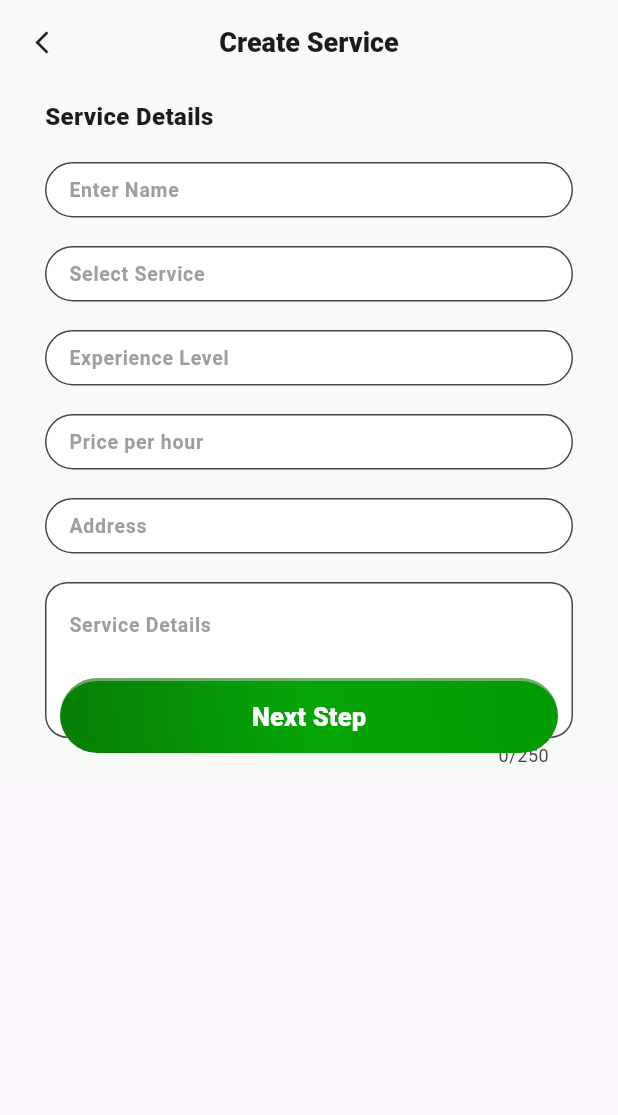
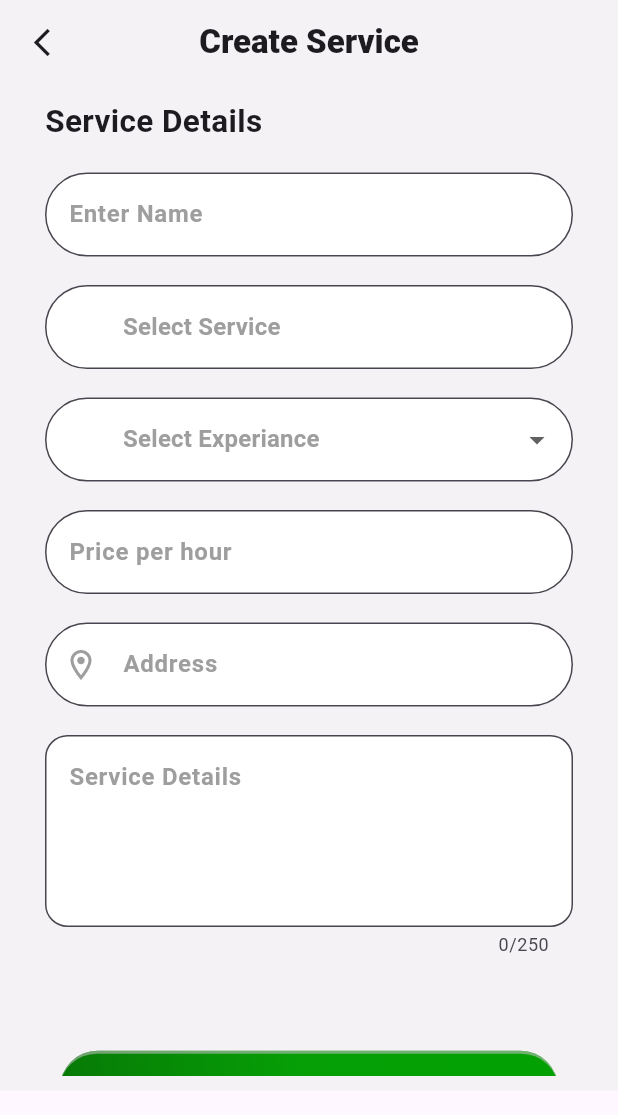
Before and after one commit to wasaamsagheer63/Services-registeration, a Flutter app: the screen it shows after launch, after a tap on the "arrow back ios new" icon, on a phone screen of 412 x 824 dp. Shown: the top 1115 px of the screen. Run offline on Flutter 3.47's test engine with Material 3 defaults, Android fonts, the light colour scheme and no system bars; our stand-ins replace flutter_map, geolocator, get, latlong2; statements that could not run were skipped.

Commit message:
form improvment

```diff
--- /dev/null
+++ b/lib/dependencies/service_detail_bindings.dart
@@ -0,0 +1,12 @@
+import 'package:get/get.dart';
+
+import '../repositories/user_info_repo.dart';
+import '../view_models/service_detail_filing_form_viewmodel.dart';
+import '../view_models/services_viewmodel.dart';
+
+class ServicesDetailBinding extends Bindings{
+  void dependencies(){
+    Get.put(UserInfoRepo());
+    Get.put(ServiceDetailViewModel());
+  }
+}
--- a/lib/main.dart
+++ b/lib/main.dart
@@ -3,6 +3,8 @@ import 'package:get/get.dart';
 import 'package:service_registeration/dependencies/services_binding.dart';
 import 'package:service_registeration/views/my_services.dart';
 import 'package:service_registeration/views/registration_data/service_detail_filling_form.dart';
+
+import 'dependencies/service_detail_bindings.dart';
 
 void main() {
   runApp(const MyApp());
@@ -14,10 +16,18 @@ class MyApp extends StatelessWidget {
   @override
   Widget build(BuildContext context) {
     return GetMaterialApp(
-debugShowCheckedModeBanner: false,
+      debugShowCheckedModeBanner: false,
       getPages: [
-        GetPage(name:"/services", page:()=>MyServices(),binding: ServicesBinding()),
-        GetPage(name:"/create_services", page:()=>CreateService()),
+        GetPage(
+          name: "/services",
+          page: () => MyServices(),
+          binding: ServicesBinding(),
+        ),
+        GetPage(
+          name: "/create_services",
+          page: () => CreateService(),
+          binding: ServicesDetailBinding(),
+        ),
       ],
       initialRoute: "/create_services",
     );
--- a/lib/models/user_info.dart
+++ b/lib/models/user_info.dart
@@ -1,5 +1,5 @@
 class UserInfo {
-  int id;
+
   String name;
   String service;
   String experienceLevel;
@@ -8,7 +8,6 @@ class UserInfo {
   String detail;
 
   UserInfo(
-    this.id,
     this.name,
     this.service,
     this.experienceLevel,
@@ -19,7 +18,6 @@ class UserInfo {
 
   Map<String, dynamic> toMap() {
     return {
-      "id": id,
       "name": name,
       "service": service,
       "experienceLevel": experienceLevel,
@@ -31,7 +29,6 @@ class UserInfo {
 
   static UserInfo fromMap(Map<String, dynamic> map) {
     return UserInfo(
-      map["id"],
       map["name"],
       map["service"],
       map["experienceLevel"],
--- /dev/null
+++ b/lib/theme/button_component.dart
@@ -0,0 +1,59 @@
+import 'package:flutter/cupertino.dart';
+import 'package:flutter/material.dart';
+import 'package:flutter/rendering.dart';
+import 'package:get/get.dart';
+
+class ButtonThemes{
+  Widget buttonThemeComponent(
+
+      String buttonText,
+      Function onPressed,){
+    return Container(
+      decoration: BoxDecoration(
+        border: BoxBorder.fromLTRB(top:BorderSide(width: 2,color:Color.fromRGBO(
+          186, 188, 186, 0.6,))),
+        gradient: LinearGradient(colors:[Color.fromRGBO(
+          7, 120, 6, 1.0,),Color.fromRGBO(
+          6, 160, 6, 1.0,),Color.fromRGBO(2, 160, 2, 1.0,)],
+            begin: Alignment.bottomLeft,
+            end: Alignment.topRight
+
+        ),
+        borderRadius: BorderRadius.circular(30),
+      ),
+
+      child: ElevatedButton(onPressed: ()=>onPressed(),
+        child: Text(buttonText,style: TextStyle(fontSize:17,fontWeight:FontWeight.w900,color: Colors.white),),
+        style: ElevatedButton.styleFrom(
+          backgroundColor:Colors.transparent,
+          shadowColor: Colors.transparent,
+        ),),
+    );
+  }
+  Widget dropDownComponent(List<String> totalValues,String hintText, RxString selectedValue, Function(RxString?) onChanged,{bool service=false }){
+
+    return DropdownButtonFormField(
+      icon: service?SizedBox.shrink():null,
+        decoration:InputDecoration(
+          prefixIcon: Icon(Icons.add,color: Colors.white,),
+          focusedBorder: OutlineInputBorder(
+            borderSide: BorderSide(color:Colors.grey),
+            borderRadius: BorderRadius.circular(50),
+          ),
+          border: OutlineInputBorder(
+              borderRadius: BorderRadius.circular(50)
+          ),
+          fillColor: Colors.white,
+          filled: true,
+        ),
+      borderRadius: BorderRadius.circular(15),
+        value: selectedValue.isEmpty ? null: selectedValue.value,
+        isExpanded:true,
+        hint: Text(hintText,style: TextStyle(color:Colors.grey,fontSize:16,fontWeight: FontWeight.bold),),
+        items:totalValues.map((item) => DropdownMenuItem(
+        value:item,
+        child:Text(item,style: TextStyle(color:Colors.black,fontSize:16,fontWeight: FontWeight.w400),))).toList() , onChanged:(value){
+          selectedValue.value = value.toString() ?? "";
+    });
+  }
+}
--- /dev/null
+++ b/lib/theme/textfield_component.dart
@@ -0,0 +1,56 @@
+import 'package:flutter/material.dart';
+
+class TextFieldComponent{
+
+  Widget textFieldGeneralComponent(String labelData, TextEditingController textEditingController,{bool address = false, bool price = false, Function onTap}){
+    return SizedBox(
+      child: TextField(
+        controller: textEditingController,
+        keyboardType: price ? TextInputType.number:null,
+
+        decoration:InputDecoration(
+            focusedBorder: OutlineInputBorder(
+                borderSide: BorderSide(color:Colors.grey),
+                borderRadius: BorderRadius.circular(50)
+            ),
+            border: OutlineInputBorder(
+                borderRadius: BorderRadius.circular(50)
+            ),
+            prefixIcon: address?InkWell(
+                onTap:()=>onTap(),
+                child: Icon(Icons.location_on_outlined,color: Colors.grey,)):null,
+            fillColor: Colors.white,
+            filled: true,
+            hintText: "",
+            hintStyle: TextStyle(color:Colors.grey,fontSize:16),
+            label: Text(labelData,style: TextStyle(color: Colors.grey,fontSize: 16,fontWeight: FontWeight.bold),)
+        ),
+
+      ),
+    );
+  }
+
+
+  Widget textFieldforDetailComponent(String labelData, TextEditingController textEditingController){
+    return TextField(
+      controller: textEditingController,
+      maxLines: 4,
+      maxLength: 250,
+
+      decoration:InputDecoration(
+        focusedBorder: OutlineInputBorder(
+          borderSide: BorderSide(color:Colors.grey),
+          borderRadius: BorderRadius.circular(15),
+        ),
+        border: OutlineInputBorder(
+            borderRadius: BorderRadius.circular(15)
+        ),
+        fillColor: Colors.white,
+        filled: true,
+        hintText:labelData,
+        hintStyle: TextStyle(color:Colors.grey,fontSize:16,fontWeight: FontWeight.bold),
+      ),
+
+    );
+  }
+}
--- /dev/null
+++ b/lib/view_models/service_detail_filing_form_viewmodel.dart
@@ -0,0 +1,78 @@
+import 'package:flutter/cupertino.dart';
+import 'package:geolocator/geolocator.dart';
+import 'package:get/get.dart';
+import 'package:latlong2/latlong.dart';
+import 'package:service_registeration/models/user_info.dart';
+import 'package:service_registeration/repositories/user_info_repo.dart';
+
+class ServiceDetailViewModel extends GetxController {
+  final UserInfoRepo userInfoRepo = Get.find();
+  RxString service = "".obs;
+  RxBool showMap = false.obs;
+  RxString experianceLevel = "".obs;
+  bool emptyData = false;
+  bool correctPrice = true;
+  LatLng? currentLocation ;
+  late Position position;
+
+
+  void onInit(){
+    super.onInit();
+    getCurrentPosition();
+    currentLocation = LatLng(position.latitude, position.longitude);
+  }
+  Future<void> getCurrentPosition()async{
+    Position position = await Geolocator.getCurrentPosition();
+  }
+
+void dispose(){
+  super.dispose();
+
+}
+  Future<void> uploadData(
+    String name,
+    String price,
+    String address,
+    String detail,
+  ) async {
+emptyData = false;
+correctPrice = true;
+    try{
+if(name.isEmpty || price.toString().isEmpty || address.isEmpty || detail.isEmpty || service.value.isEmpty || experianceLevel.value.isEmpty){
+  emptyData = true;
+}
+if(num.tryParse(price) == null){
+  correctPrice = false;
+  Get.snackbar("Error", "",messageText: Text(
+    "Your price per hour data is not correct",
+    style: TextStyle(
+      fontWeight: FontWeight.w600,
+      fontSize: 16,
+      color:Color.fromARGB(
+          200, 255, 253, 253),
+    ),
+  ));
+}
+      UserInfo userInfo = UserInfo(name, service.value, experianceLevel.value, num.tryParse(price)??0.0, address, detail);
+     if(!emptyData && !correctPrice){
+      userInfoRepo.uploadData(userInfo);
+     }
+     else{
+       Get.snackbar("Error", "",messageText: Text(
+         "Fill all the fields with correct data",
+         style: TextStyle(
+           fontWeight: FontWeight.w600,
+           fontSize: 16,
+           color:Color.fromARGB(
+               200, 255, 253, 253),
+         ),
+       ),colorText:Color.fromARGB(
+           200, 255, 253, 253),backgroundColor:Color.fromARGB(
+           200, 243, 12, 12));
+     }
+    }
+    catch(e){
+      throw Exception(e.toString());
+    }
+  }
+}
--- a/lib/views/registration_data/service_detail_filling_form.dart
+++ b/lib/views/registration_data/service_detail_filling_form.dart
@@ -1,129 +1,119 @@
 import 'package:flutter/material.dart';
 import 'package:get/get.dart';
+import 'package:latlong2/latlong.dart';
+import 'package:service_registeration/theme/button_component.dart';
+import 'package:service_registeration/theme/map_view.dart';
+import 'package:service_registeration/theme/textfield_component.dart';
 
-class CreateService extends GetView {
+import '../../view_models/service_detail_filing_form_viewmodel.dart';
+
+class CreateService extends GetView<ServiceDetailViewModel> {
   TextEditingController nameController = TextEditingController();
-  TextEditingController serviceController = TextEditingController();
-  TextEditingController experiencController = TextEditingController();
   TextEditingController priceController = TextEditingController();
   TextEditingController addressController = TextEditingController();
   TextEditingController detailController = TextEditingController();
+  ButtonThemes buttonsTheme = ButtonThemes();
+  TextFieldComponent textFieldComponent = TextFieldComponent();
+  List<String> services = ["Electrician","Plumber","Carpenter"];
+  List<String> experianceLevels = ["Biggner","Intermediate","Expert"];
+  MapView mapView = MapView();
+
   CreateService({super.key});
 
   @override
   Widget build(BuildContext context) {
     return Scaffold(
       appBar: AppBar(
-        title: Text("Create Service",style: TextStyle(fontSize: 18,fontWeight: FontWeight.w900),),
+        title: Text(
+          "Create Service",
+          style: TextStyle(fontSize: 22, fontWeight: FontWeight.w900),
+        ),
         centerTitle: true,
-        backgroundColor:Color.fromRGBO(248, 250, 248, 1.0,),
-        leading: IconButton(onPressed: (){
+        backgroundColor: Color.fromRGBO(236, 237, 236, 0.5),
+        leading: IconButton(
+          onPressed: () {
             Get.back();
-        }, icon:Icon(Icons.arrow_back_ios_new_sharp,size: 18,)),
+          },
+          icon: Icon(Icons.arrow_back_ios_new_sharp, size: 22),
         ),
-      body: Container(
-        color: Color.fromRGBO(248, 250, 248, 1.0,),
-        child: SingleChildScrollView(
+      ),
+      body:!controller.showMap.value ? Container(
+        color: Color.fromRGBO(236, 237, 236, 0.5),
+        child: Obx(()=>SingleChildScrollView(
           child: Padding(
-            padding:EdgeInsets.symmetric(horizontal: 30,vertical: 10) ,
+            padding: EdgeInsets.symmetric(horizontal: 30, vertical: 10),
             child: Stack(
-              children:[ Column(
+              children: [
+                Column(
                   spacing: 19,
                   mainAxisAlignment: MainAxisAlignment.spaceAround,
                   crossAxisAlignment: CrossAxisAlignment.start,
                   children: [
-                  Text("Service Details",style: TextStyle(fontSize: 16,fontWeight: FontWeight.w900),),
-                  textFieldComponent("Enter Name", "Enter Name", nameController),
-                  textFieldComponent("Select Service", "Select Service", serviceController),
-                  textFieldComponent("Experience Level", "Experience Level", experiencController),
-                  textFieldComponent("Price per hour", "Price per hour", priceController),
-                  textFieldComponent("Address", "Address", addressController),
-                  textFieldforDetailComponent("Service Details", "Service Details", detailController),
+                    Text(
+                      "Service Details",
+                      style: TextStyle(
+                        fontSize: 21,
+                        fontWeight: FontWeight.w700,
+                      ),
+                    ),
+                    textFieldComponent.textFieldGeneralComponent(
+                      "Enter Name",
+                      nameController,
+                    ),
+                    buttonsTheme.dropDownComponent(services,"Select Service",controller.service,(value){
+                      controller.service.value = value.toString() ?? "";
 
+                    },service: true),
+                    buttonsTheme.dropDownComponent(experianceLevels,"Select Experiance",controller.experianceLevel,(value){
+                      controller.experianceLevel.value = value.toString() ?? "";
+                    }),
+                    textFieldComponent.textFieldGeneralComponent(
+                      "Price per hour",
+                      priceController,
+                      price: true
+                    ),
+                    InkWell(
+                      onLongPress: (){
+                        controller.showMap.value = true;
+                      },
+                      child: textFieldComponent.textFieldGeneralComponent(
+                        "Address",
+                        addressController,
+                        address: true
+                      ),
+                    ),
+                    textFieldComponent.textFieldforDetailComponent(
+                      "Service Details",
+                      detailController,
+                    ),
+                    SizedBox(height: 60),
                   ],
                 ),
                 Positioned(
-                  bottom: 10,
+                  top: MediaQuery.of(context).size.height * 0.77,
                   left: 10,
                   right: 10,
-                  child:  Container(
-                width: MediaQuery.of(context).size.width*0.70,
-                height: 50,
-                decoration: BoxDecoration(
-                  border: BoxBorder.fromLTRB(top:BorderSide(width: 2,color:Color.fromRGBO(
-                    186, 188, 186, 0.6,))),
-                  gradient: LinearGradient(colors:[Color.fromRGBO(
-                    7, 125, 6, 1.0,),Color.fromRGBO(
-                    6, 165, 6, 1.0,),Color.fromRGBO(2, 155, 2, 1.0,)],
-                      begin: Alignment.bottomLeft,
-                      end: Alignment.topRight
-
+                  child: buttonsTheme.buttonThemeComponent(
+                    "Next Step",
+                          (){
+                      controller.uploadData( nameController.text,
+                            priceController.text,
+                            addressController.text,
+                            detailController.text,);
+                      nameController.clear();
+                      priceController.clear();
+                      addressController.clear();
+                      detailController.clear();
+                      controller.service.value="";
+                      controller.experianceLevel.value="";
+                    }
                   ),
-                  borderRadius: BorderRadius.circular(30),
                 ),
-
-                child: Expanded(
-                  child: ElevatedButton(onPressed: (){}, child: Text("Next Step",style: TextStyle(fontSize:17,fontWeight:FontWeight.w900,color: Colors.white),),
-                    style: ElevatedButton.styleFrom(
-                      backgroundColor:Colors.transparent,
-                      shadowColor: Colors.transparent,
-                    ),),
-                ),
-              )),]
+              ],
             ),
           ),
         ),
       ),
-    );
+      ):mapView.flutterMapView(controller.currentLocation??LatLng(0.0, 0.0)));
   }
-  Widget textFieldComponent(String hintTextData, String labelData, TextEditingController textEditingController,{bool detail = false}){
-return SizedBox(
-  height:37,
-  child: TextField(
-    controller: textEditingController,
-
-    decoration:InputDecoration(
-      focusedBorder: OutlineInputBorder(
-        borderSide: BorderSide(color:Colors.grey),
-          borderRadius: BorderRadius.circular(50)
-      ),
-      border: OutlineInputBorder(
-        borderRadius: BorderRadius.circular(50)
-      ),
-      fillColor: Colors.white,
-      filled: true,
-      hintText: "",
-      hintStyle: TextStyle(color:Colors.grey,fontSize:12),
-      label: Text(labelData,style: TextStyle(color: Colors.grey,fontSize: 13,fontWeight: FontWeight.bold),)
-    ),
-
-  ),
-);
 }
-
-
-
-  Widget textFieldforDetailComponent(String hintTextData, String labelData, TextEditingController textEditingController){
-    return TextField(
-      controller: textEditingController,
-      maxLines: 3,
-      maxLength: 250,
-
-      decoration:InputDecoration(
-          focusedBorder: OutlineInputBorder(
-              borderSide: BorderSide(color:Colors.grey),
-              borderRadius: BorderRadius.circular(15),
-          ),
-          border: OutlineInputBorder(
-              borderRadius: BorderRadius.circular(15)
-          ),
-        fillColor: Colors.white,
-        filled: true,
-          hintText:hintTextData,
-          hintStyle: TextStyle(color:Colors.grey,fontSize:13,fontWeight: FontWeight.bold),
-      ),
-
-    );
-  }
-
-}
```
Also changed, not shown: lib/theme/map_view.dart (added, +28 -0 lines), pubspec.yaml (+7 -0 lines), pubspec.lock, 3 other files. Lines whose indentation alone changed are shown as unchanged.
